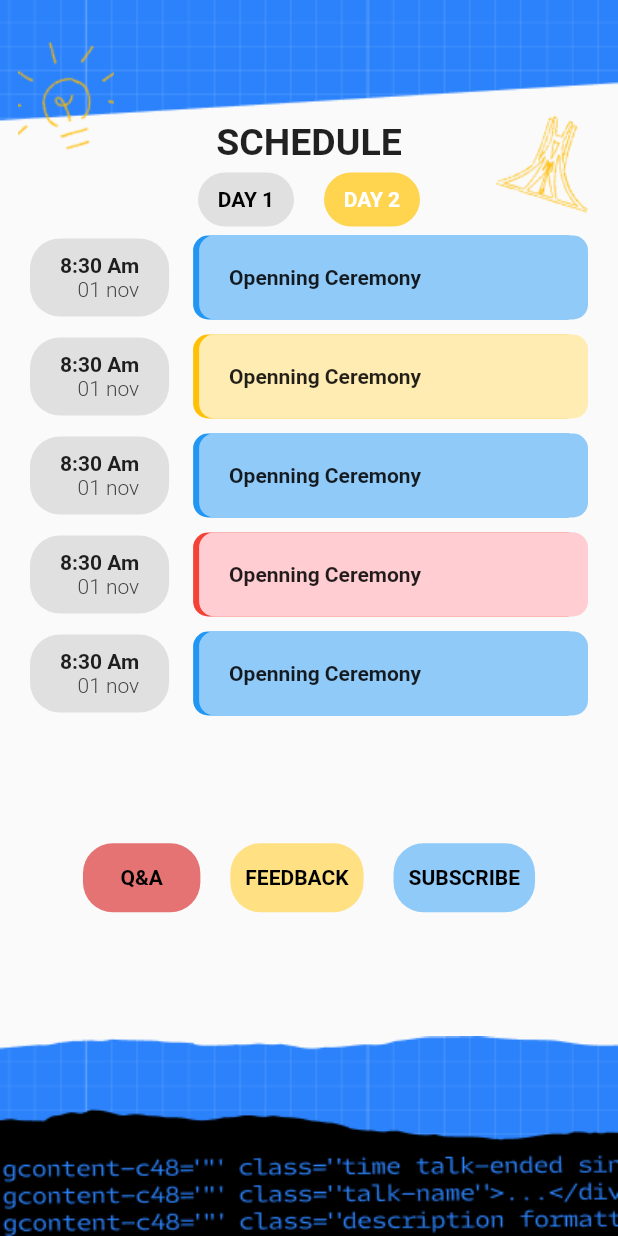
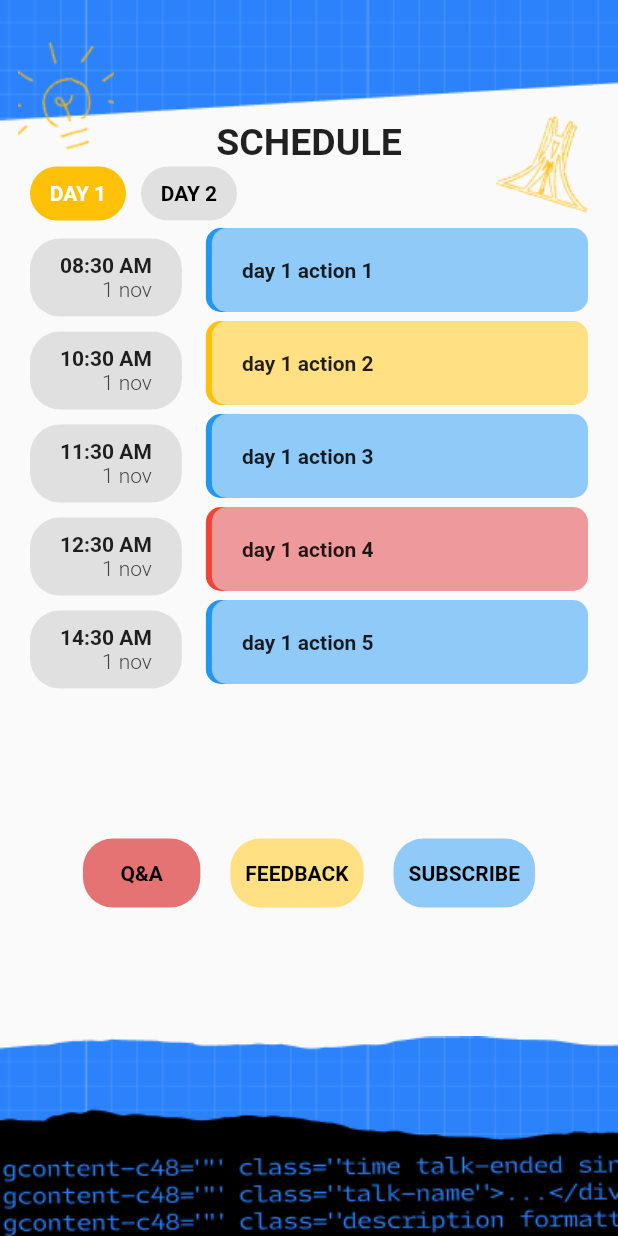
Before and after one commit to chechna9/Devfest22_MobileTrack_UiScreen, a Flutter app: the screen it shows after launch, on a phone screen of 412 x 824 dp. Run offline on Flutter 3.47's test engine with Material 2 defaults, Android fonts, the phone set to English and light mode, and no system bars.

Commit message:
dynamic day loading

```diff
--- a/lib/components/action_card.dart
+++ b/lib/components/action_card.dart
@@ -3,13 +3,11 @@ import 'package:flutter/material.dart';
 
 class ActionCard extends StatelessWidget {
   final ActionModele action;
-  final Color? mainColor;
-  final Color? secColor;
-  const ActionCard(
-      {super.key,
-      required this.action,
-      required this.mainColor,
-      required this.secColor});
+
+  const ActionCard({
+    super.key,
+    required this.action,
+  });
 
   @override
   Widget build(BuildContext context) {
@@ -17,7 +15,8 @@ class ActionCard extends StatelessWidget {
       children: [
         // time and date
         Container(
-          padding: EdgeInsets.symmetric(horizontal: 20, vertical: 10),
+          padding: const EdgeInsets.symmetric(horizontal: 20, vertical: 10),
+          margin: const EdgeInsets.only(top: 10),
           decoration: BoxDecoration(
             color: Colors.grey[300],
             borderRadius: BorderRadius.circular(20),
@@ -49,11 +48,11 @@ class ActionCard extends StatelessWidget {
           child: Container(
             padding: const EdgeInsets.symmetric(horizontal: 20, vertical: 20),
             decoration: BoxDecoration(
-                color: mainColor,
+                color: action.main,
                 borderRadius: BorderRadius.circular(10),
                 boxShadow: [
                   BoxShadow(
-                    color: secColor ?? Colors.blue,
+                    color: action.sec ?? Colors.blue,
                     offset: const Offset(-4, 0),
                   ),
                 ]),
--- a/lib/models/action_model.dart
+++ b/lib/models/action_model.dart
@@ -1,10 +1,16 @@
+import 'package:flutter/material.dart';
+
 class ActionModele {
   final String time;
   final String date;
   final String name;
+  final Color? main;
+  final Color? sec;
   ActionModele({
     required this.date,
     required this.name,
     required this.time,
+    required this.main,
+    required this.sec,
   });
 }
--- a/lib/pages/agenda_page.dart
+++ b/lib/pages/agenda_page.dart
@@ -1,9 +1,102 @@
 import 'package:devfest_challenges/components/action_card.dart';
 import 'package:devfest_challenges/models/action_model.dart';
+import 'package:devfest_challenges/models/agenda_model.dart';
+import 'package:devfest_challenges/models/day_model.dart';
 import 'package:flutter/material.dart';
 
-class AgendaPage extends StatelessWidget {
+AgendaModele agenda = AgendaModele(days: [
+  DayModele(actions: [
+    ActionModele(
+      time: '08:30 AM',
+      date: '1 nov',
+      name: 'day 1 action 1',
+      main: Colors.blue[200],
+      sec: Colors.blue,
+    ),
+    ActionModele(
+      time: '10:30 AM',
+      date: '1 nov',
+      name: 'day 1 action 2',
+      main: Colors.amber[200],
+      sec: Colors.amber,
+    ),
+    ActionModele(
+      time: '11:30 AM',
+      date: '1 nov',
+      name: 'day 1 action 3',
+      main: Colors.blue[200],
+      sec: Colors.blue,
+    ),
+    ActionModele(
+      time: '12:30 AM',
+      date: '1 nov',
+      name: 'day 1 action 4',
+      main: Colors.red[200],
+      sec: Colors.red,
+    ),
+    ActionModele(
+      time: '14:30 AM',
+      date: '1 nov',
+      name: 'day 1 action 5',
+      main: Colors.blue[200],
+      sec: Colors.blue,
+    ),
+  ]),
+  DayModele(actions: [
+    ActionModele(
+      time: '08:30 AM',
+      date: '2 nov',
+      name: 'day 2 action 1',
+      main: Colors.blue[200],
+      sec: Colors.blue,
+    ),
+    ActionModele(
+      time: '10:30 AM',
+      date: '2 nov',
+      name: 'day 2 action 2',
+      main: Colors.amber[200],
+      sec: Colors.amber,
+    ),
+    ActionModele(
+      time: '11:30 AM',
+      date: '2 nov',
+      name: 'day 2 action 3',
+      main: Colors.red[200],
+      sec: Colors.red,
+    ),
+    ActionModele(
+      time: '12:30 AM',
+      date: '2 nov',
+      name: 'day 2 action 4',
+      main: Colors.blue[200],
+      sec: Colors.blue,
+    ),
+  ])
+]);
+
+class AgendaPage extends StatefulWidget {
   const AgendaPage({super.key});
+
+  @override
+  State<AgendaPage> createState() => _AgendaPageState();
+}
+
+class _AgendaPageState extends State<AgendaPage> {
+  late int currentDay;
+  void setCurrentDay(day) {
+    setState(() {
+      currentDay = day;
+    });
+  }
+
+  @override
+  void initState() {
+    // TODO: implement initState
+    super.initState();
+    setState(() {
+      currentDay = 1;
+    });
+  }
 
   @override
   Widget build(BuildContext context) {
@@ -49,91 +142,54 @@ class AgendaPage extends StatelessWidget {
             // Upper
             children: [
               const Upper(),
-              Row(
-                mainAxisAlignment: MainAxisAlignment.center,
+// generate days from agenda
+              SizedBox(
+                height: 40,
+                child: ListView.builder(
+                  scrollDirection: Axis.horizontal,
+                  itemCount: agenda.days.length,
+                  itemBuilder: (context, index) {
+                    return Row(
                       children: [
                         TextButton(
-                    onPressed: () {},
+                          onPressed: () {
+                            setCurrentDay(index + 1);
+                          },
                           style: TextButton.styleFrom(
-                      backgroundColor: Colors.grey[300],
+                            backgroundColor: (index + 1) == currentDay
+                                ? Colors.amber
+                                : Colors.grey[300],
                             shape: const RoundedRectangleBorder(
-                        borderRadius: BorderRadius.all(Radius.circular(20)),
+                              borderRadius: BorderRadius.all(
+                                Radius.circular(20),
                               ),
                             ),
-                    child: const Text(
-                      'DAY 1',
+                          ),
+                          child: Text(
+                            'DAY ${index + 1}',
                             style: TextStyle(
-                          color: Colors.black, fontWeight: FontWeight.bold),
+                                color: (index + 1) == currentDay
+                                    ? Colors.white
+                                    : Colors.black,
+                                fontWeight: FontWeight.bold),
                           ),
                         ),
                         const SizedBox(
-                    width: 20,
-                  ),
-                  TextButton(
-                    onPressed: () {},
-                    style: TextButton.styleFrom(
-                      backgroundColor: Colors.amber[300],
-                      shape: const RoundedRectangleBorder(
-                        borderRadius: BorderRadius.all(Radius.circular(20)),
-                      ),
-                    ),
-                    child: const Text(
-                      'DAY 2',
-                      style: TextStyle(
-                          color: Colors.white, fontWeight: FontWeight.bold),
-                    ),
+                          width: 10,
                         ),
                       ],
+                    );
+                  },
+                ),
               ),
               Flexible(
                 flex: 3,
                 child: ListView(
-                  children: [
-                    ActionCard(
-                      action: ActionModele(
-                          time: '8:30 Am',
-                          date: '01 nov',
-                          name: 'Openning Ceremony'),
-                      mainColor: Colors.blue[200],
-                      secColor: Colors.blue,
-                    ),
-                    const SizedBox(height: 10),
-                    ActionCard(
-                      action: ActionModele(
-                          time: '8:30 Am',
-                          date: '01 nov',
-                          name: 'Openning Ceremony'),
-                      mainColor: Colors.amber[100],
-                      secColor: Colors.amber,
-                    ),
-                    const SizedBox(height: 10),
-                    ActionCard(
-                      action: ActionModele(
-                          time: '8:30 Am',
-                          date: '01 nov',
-                          name: 'Openning Ceremony'),
-                      mainColor: Colors.blue[200],
-                      secColor: Colors.blue,
-                    ),
-                    const SizedBox(height: 10),
-                    ActionCard(
-                      action: ActionModele(
-                          time: '8:30 Am',
-                          date: '01 nov',
-                          name: 'Openning Ceremony'),
-                      mainColor: Colors.red[100],
-                      secColor: Colors.red,
-                    ),
-                    const SizedBox(height: 10),
-                    ActionCard(
-                      action: ActionModele(
-                          time: '8:30 Am',
-                          date: '01 nov',
-                          name: 'Openning Ceremony'),
-                      mainColor: Colors.blue[200],
-                      secColor: Colors.blue,
-                    ),
-                  ],
+                  children: agenda.days.first.actions
+                      .map(
+                        (e) => ActionCard(action: e),
+                      )
+                      .toList(),
                 ),
               ),
               const SizedBox(height: 10),
```
Lines whose indentation alone changed are shown as unchanged.
